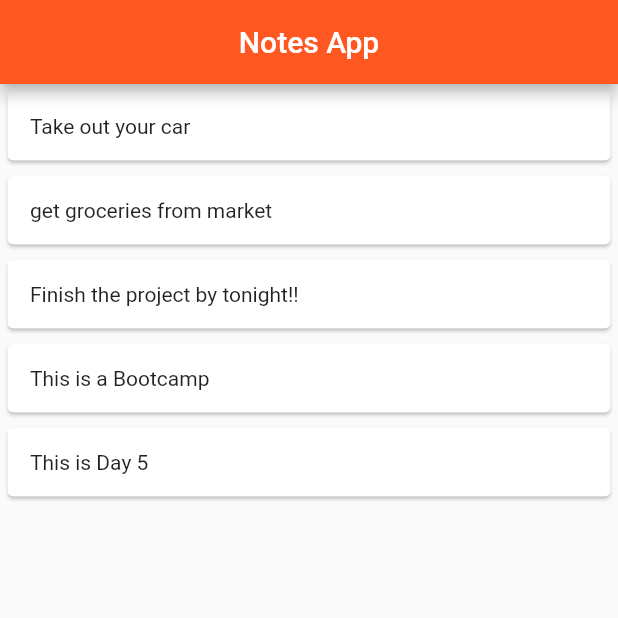
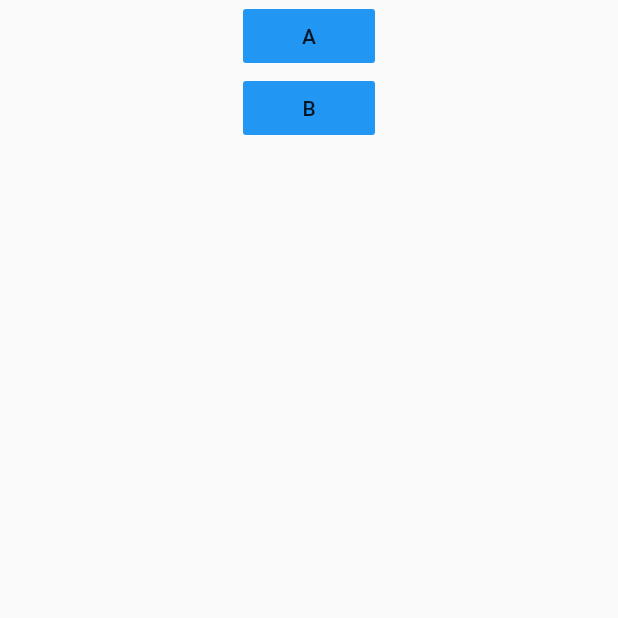
Before and after one commit to gokuldh/bootcamp_30_sep, a Flutter app: the screen it shows after launch, on a phone screen of 412 x 824 dp, the top half of it. Run offline on Flutter 3.47's test engine with Material 2 defaults, Android fonts, the phone set to English and light mode, and no system bars.

Commit message:
Day 5 Part 2
Routing

```diff
--- a/lib/main.dart
+++ b/lib/main.dart
@@ -1,54 +1,13 @@
 import 'package:flutter/material.dart';
+import 'package:bootcamp_30_sep/pages/choose_location.dart';
+import 'package:bootcamp_30_sep/pages/new_location.dart';
+import 'package:bootcamp_30_sep/pages/home.dart';
 
 void main() => runApp(MaterialApp(
-  home: FlutterBootcamp()
+ initialRoute: '/home',
+  routes: {
+   '/home': (context) => Home(),
+    '/location': (context) => ChooseLocation(),
+    '/newlocation': (context) => NewLocation(),
+  },
 ));
-
-class FlutterBootcamp extends StatefulWidget{
-
-  @override
-  _FlutterBootcamp createState() => _FlutterBootcamp();
-
-}
-
-class _FlutterBootcamp extends State<FlutterBootcamp> {
-
-  List<String> notes = [
-    "Take out your car",
-    "get groceries from market",
-    "Finish the project by tonight!!",
-    "This is a Bootcamp",
-    "This is Day 5"
-  ];
-
-  Widget cardTemplate(note) {
-    return Card (
-      margin: EdgeInsets.all(5),
-      child: Padding(
-        padding: EdgeInsets.all(15),
-        child: Column(
-          crossAxisAlignment: CrossAxisAlignment.stretch,
-          children: [
-          Text(note),
-        ],
-        ),
-      ),
-    );
-  }
-
-
-  @override
-  Widget build(BuildContext context) {
-   return Scaffold(
-     appBar: AppBar(
-       title: Text("Notes App"),
-       centerTitle: true,
-       backgroundColor: Colors.deepOrange,
-     ),
-     body: Column(
-       children: notes.map((note) => cardTemplate(note)).toList(),
-     ),
-   );
-  }
-
-}
--- /dev/null
+++ b/lib/pages/home.dart
@@ -0,0 +1,34 @@
+import 'package:flutter/material.dart';
+
+class Home extends StatefulWidget{
+  @override
+  _Home createState() => _Home();
+}
+
+class _Home extends State<Home>{
+  @override
+  Widget build(BuildContext context) {
+    return Scaffold(
+      body: Center(
+        child: Column(
+          children: <Widget>[
+            FlatButton(
+              onPressed: () {
+                Navigator.pushNamed(context, '/location');
+              },
+              child: Text("A"),
+              color: Colors.blue,
+            ),
+            FlatButton(
+              onPressed: () {
+                Navigator.pushNamed(context, '/newlocation');
+              },
+              child: Text("B"),
+              color: Colors.blue,
+            ),
+          ],
+        ),
+      ),
+    );
+  }
+}
--- a/lib/strings.dart
+++ /dev/null
@@ -1,6 +0,0 @@
-class Strings{
-
-  static String titletext = "Flutter Bootcamp Strings";
-  static String bodytext = "New bootcamp";
-
-}
```
Also changed, not shown: lib/pages/choose_location.dart (added, +19 -0 lines), lib/pages/new_location.dart (added, +19 -0 lines).
